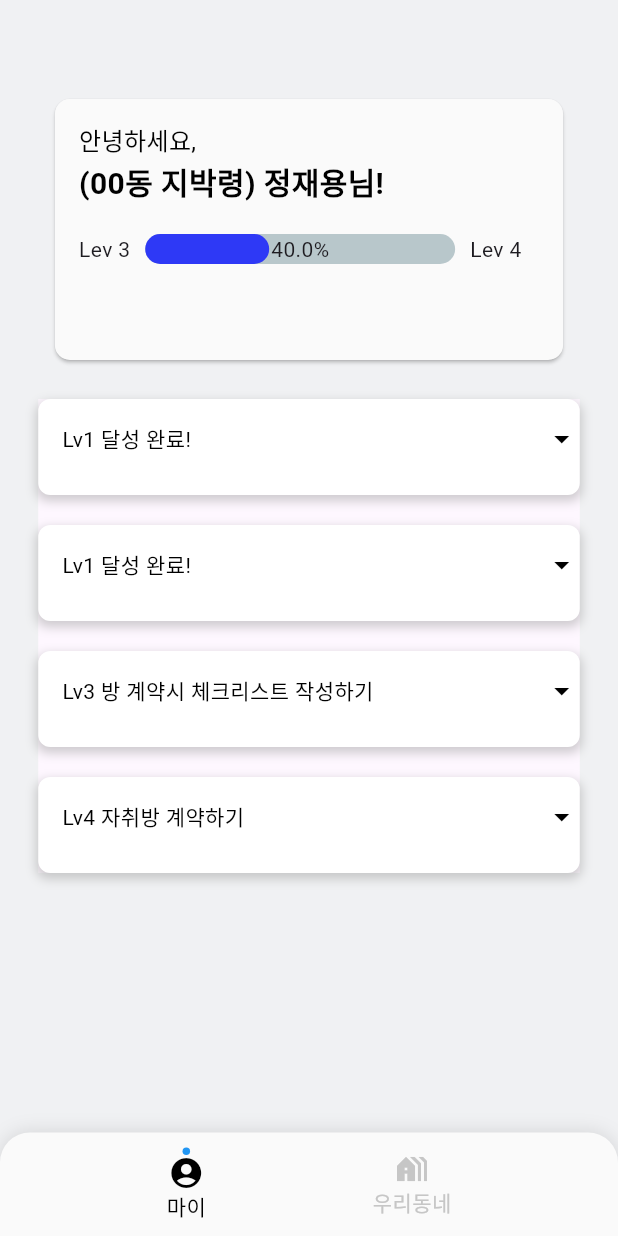
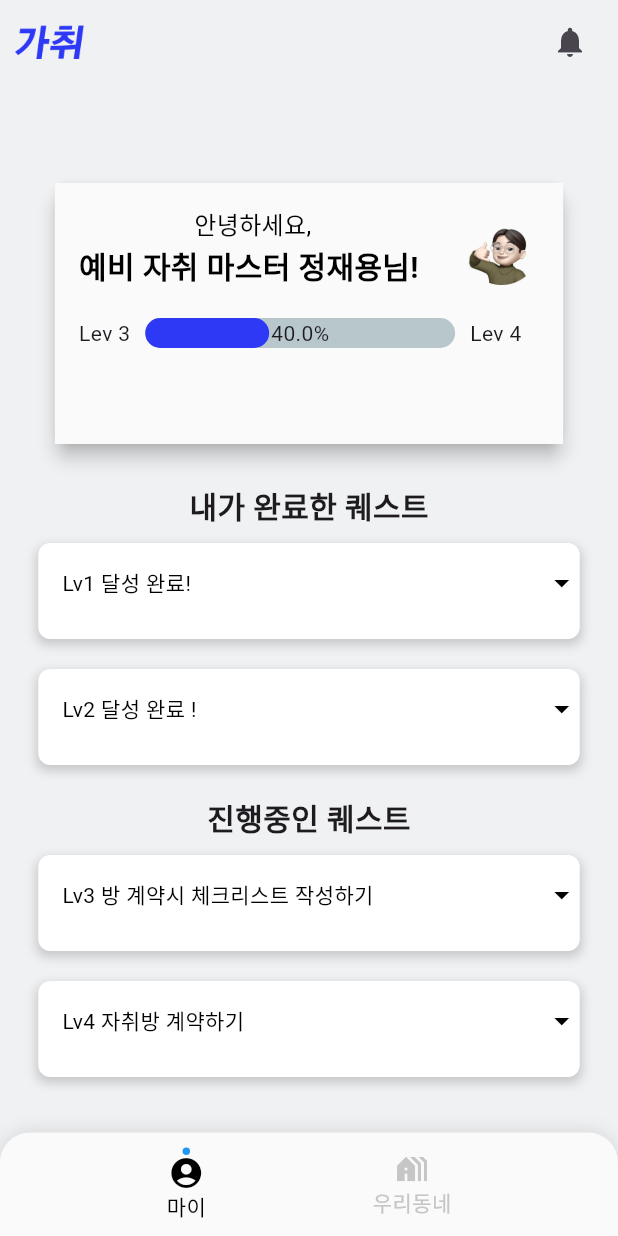
Before and after one commit to SPARCS-Service-Hackathon-2024/A4-App, a Flutter app: the QuestPage2 screen opened directly, on a phone screen of 412 x 824 dp. Run offline on Flutter 3.47's test engine with Material 3 defaults, Android fonts, the phone set to English and light mode, and no system bars; drawn by our look-alikes of percent_indicator; our stand-ins replace flutter_screenutil, google_fonts.

Commit message:
feat: 하단바, 상단바

```diff
--- a/app_front/lib/Resources/images/image_assets.dart
+++ b/app_front/lib/Resources/images/image_assets.dart
@@ -9,6 +9,7 @@ class ImageAssets
   // 현재 로고는 더미 이미지 사용함 -> 나중에 나오면 해당 로고 파일로 이미지만 변경하면 됨.
   static const logo = 'assets/images/intro_logo.png';
   static const bluelogo = 'assets/images/logo_blue.png';
+  static const user = 'assets/images/profile_img.png';
   static const welcome = 'assets/images/welcome_commment.png';
   static const welcome2 = 'assets/images/welcome2.png';
   static const lev1_btn = 'assets/images/lev1_btn.png';
--- a/app_front/lib/View/Components/profile_card.dart
+++ b/app_front/lib/View/Components/profile_card.dart
@@ -1,3 +1,4 @@
+import 'package:app_front/Resources/images/image_assets.dart';
 import 'package:app_front/View/Components/progress_bar.dart';
 import 'package:flutter/material.dart';
 
@@ -18,17 +19,26 @@ class ProfileCard extends StatelessWidget {
 
         child: Card(
           margin: const EdgeInsets.fromLTRB(16.0, 16.0, 16.0, 16.0), // 내부 여백 설정
-        color: Color(0xFFFAFAFA), // 카드의 배경색 설정 (#FAFAFA)
+          color: const Color(0xFFFAFAFA),
+          elevation: 5.0, // 카드의 배경색 설정 (#FAFAFA)
         shape: RoundedRectangleBorder(
-        borderRadius: BorderRadius.circular(10), // 카드의 모서리 둥글기(border-radius: 10)
+        borderRadius: BorderRadius.circular(10),
+          // 카드의 모서리 둥글기(border-radius: 10)
+
       ),
       child: Container(
+        color: const Color(0xFFFAFAFA),
+
         width: cardWidth,
         height: cardHeight,
         padding: const EdgeInsets.fromLTRB(16.0, 16.0, 16.0, 16.0), // 내부 여백 설정
-        child: const Column(
+        child: Column(
           crossAxisAlignment: CrossAxisAlignment.start, // 자식들을 세로로 시작점에 정렬
           children: <Widget>[
+            Row(
+              children: [
+                const Column(
+                  children: [
                     Text(
                       '안녕하세요,', // 더미 텍스트
                       style: TextStyle(
@@ -37,14 +47,22 @@ class ProfileCard extends StatelessWidget {
                       ),
                     ),
                     Text(
-              '(00동 지박령) 정재용님! ', // 더미 텍스트
+                      '예비 자취 마스터 정재용님! ', // 더미 텍스트
                       style: TextStyle(
                         fontSize: 20, // 텍스트 크기 설정
                         color: Colors.black, // 텍스트 색상 설정
                         fontWeight: FontWeight.bold,
                       ),
                     ),
-            SizedBox(height: 20), // 텍스트와 프로그레스 바 사이의 간격 설정
+                  ],
+                ),
+                Spacer(),
+                Image.asset(ImageAssets.user, width: 50, height: 50,),
+
+              ],
+            ),
+
+            const SizedBox(height: 20), // 텍스트와 프로그레스 바 사이의 간격 설정
             Row(
               mainAxisAlignment: MainAxisAlignment.center,
                 children: <Widget>[
--- a/app_front/lib/View/Screen/RentalTap.dart
+++ b/app_front/lib/View/Screen/RentalTap.dart
@@ -1,4 +1,5 @@
 import 'package:app_front/Resources/images/image_assets.dart';
+import 'package:app_front/View/Components/custom_bottomnavbar.dart';
 import 'package:app_front/View/Screen/BulletinBoardPage.dart';
 import 'package:app_front/View/Screen/RentalPage.dart';
 import 'package:flutter/material.dart';
@@ -60,31 +61,9 @@ class RentalTapPage extends StatelessWidget {
         ),
       ),
     ),
-      bottomNavigationBar: Container(
-        color: Color(0xFFCBD7F7),
-        child: Column(
-          mainAxisSize: MainAxisSize.min, // 필요한 만큼의 크기만 차지하도록 설정
-          children: <Widget>[
-            Row(
-              mainAxisAlignment: MainAxisAlignment.spaceEvenly, // 아이콘들을 공간 동등하게 배치
-              children: <Widget>[
-                IconButton(icon: Icon(Icons.account_circle), onPressed: () {}),
-                IconButton(
-                  icon: Icon(Icons.holiday_village),
-                  onPressed: () {
-                    // search 아이콘 클릭 시 RentalTap 페이지로 이동
-                    Navigator.push(
-                      context,
-                      MaterialPageRoute(builder: (context) => RentalTapPage()),
-                    );
-                  },
-                ),
-                // 다른 아이콘 버튼 추가 가능
-              ],
-            ),
-          ],
-        ),
-      ),
+      bottomNavigationBar: CustomBottomNavBar(),
+
+
     );
   }
 }
--- a/app_front/lib/View/Screen/quest_page2.dart
+++ b/app_front/lib/View/Screen/quest_page2.dart
@@ -1,3 +1,4 @@
+import 'package:app_front/Resources/images/image_assets.dart';
 import 'package:app_front/View/Components/custom_bottomnavbar.dart';
 import 'package:app_front/View/Components/todays_postcard.dart';
 import 'package:app_front/View/Screen/RentalTap.dart';
@@ -26,6 +27,24 @@ class _QuestPage2State extends State<QuestPage2> {
   Widget build(BuildContext context) {
     return Scaffold(
       backgroundColor: AppColors.backgroundColor,
+      appBar: AppBar(
+        backgroundColor: AppColors.backgroundColor,
+        leading: Padding( // leading에 Padding 위젯을 사용하여 마진 적용
+          padding: const EdgeInsets.only(left: 10.0), // 왼쪽에만 마진 적용
+          child: Image.asset(ImageAssets.bluelogo), // 로고 이미지
+        ),
+        actions: <Widget>[ // actions 리스트에 아이콘 버튼 추가
+          Padding( // IconButton에 Padding 위젯을 사용하여 마진 적용
+            padding: const EdgeInsets.only(right: 8.0), // 오른쪽에만 마진 적용
+            child: IconButton(
+              icon: Icon(Icons.notifications), // notification 아이콘
+              onPressed: () {
+                // 알림 버튼 클릭 시 수행할 작업
+              },
+            ),
+          ),
+        ],
+      ),
       body: SafeArea(
           child: SingleChildScrollView( // Allows the column to be scrollable if content exceeds screen height
           child: Column(
@@ -40,12 +59,30 @@ class _QuestPage2State extends State<QuestPage2> {
               SizedBox(height: 10,),
 
               Material(
+                  color: AppColors.backgroundColor,
                   child: Column(
+
                   children: [
+                    const Text(
+                      '내가 완료한 퀘스트',
+                      style: TextStyle(
+                      fontWeight: FontWeight.bold, // 타이틀 볼드체
+                        fontSize: 20,
+                    ),
+                  ),
+                    SizedBox(height: 10,),
                      FDropdownChecklist(),
                     SizedBox(height: 20),
-                     FDropdownChecklist(),
+                     FDropdownChecklist2(),
                       SizedBox(height: 20),
+                    const Text(
+                      '진행중인 퀘스트',
+                      style: TextStyle(
+                        fontWeight: FontWeight.bold, // 타이틀 볼드체
+                        fontSize: 20,
+                      ),
+                    ),
+                    SizedBox(height: 10,),
                       DropdownChecklist3(),
                     SizedBox(height: 20),
                     DropdownChecklist4(),
```
Also changed, not shown: app_front/assets/images/profile_img.png (added). Lines whose indentation alone changed are shown as unchanged.
